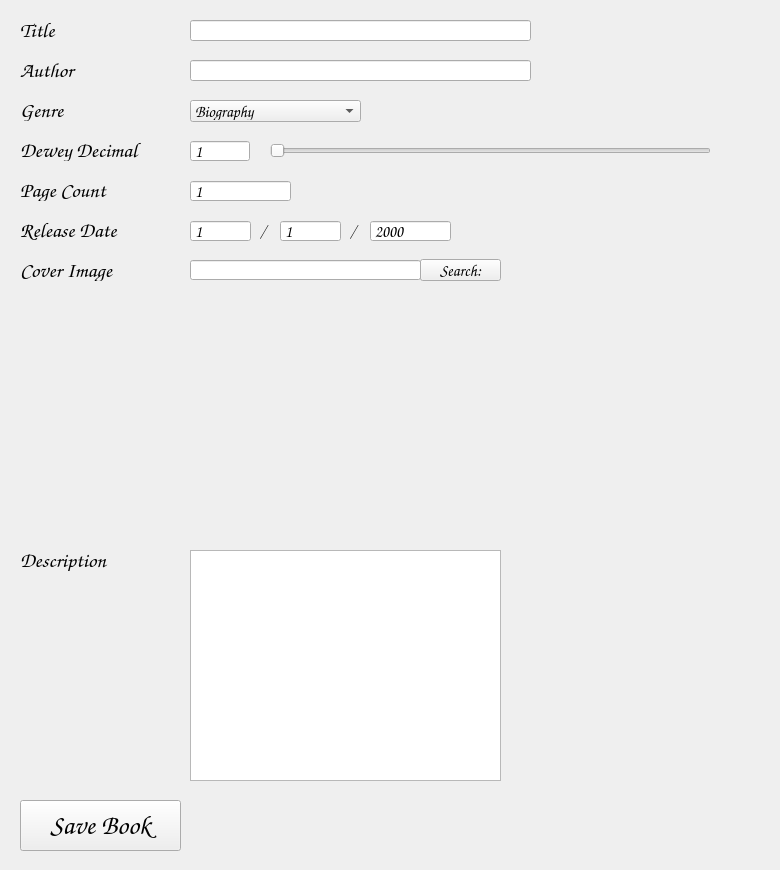
Qt form addbook.ui (Frederick-Rive/CS106_LibrarySystem_GroupProject) before a commit.
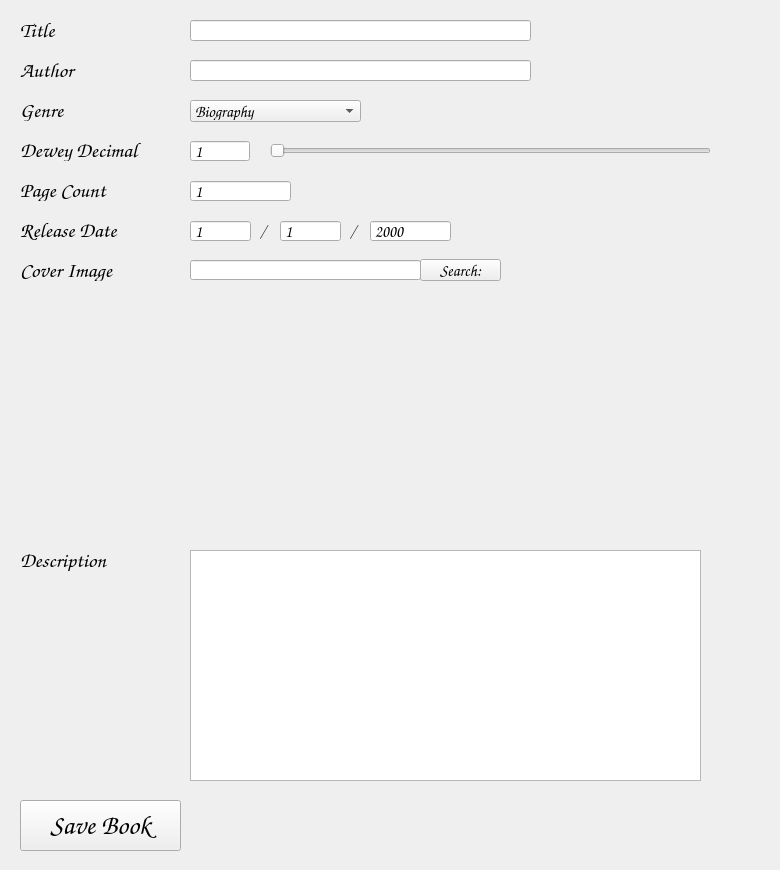
The same form after that commit.

What changed in the file:
```diff
--- a/addbook.ui
+++ b/addbook.ui
@@ -556,7 +556,7 @@
     <rect>
      <x>190</x>
      <y>550</y>
-     <width>311</width>
+     <width>511</width>
      <height>231</height>
     </rect>
    </property>
```
